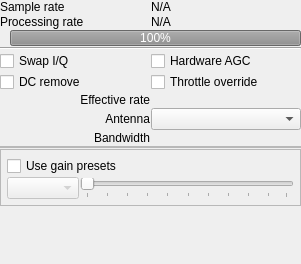
Before: the Qt Designer form ui/SourcePanel.ui in BatchDrake/SigDigger, drawn with Qt 5.
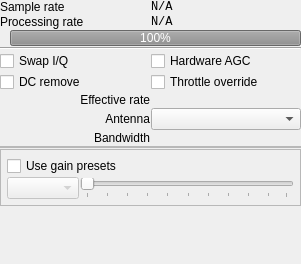
After: the same form once the commit is applied. Icons and pictures are not drawn. Custom widgets are drawn as their Qt base class.

The edit to the form file:
```diff
--- a/ui/SourcePanel.ui
+++ b/ui/SourcePanel.ui
@@ -143,6 +143,11 @@
        </item>
        <item row="0" column="1">
         <widget class="QLabel" name="sampleRateLabel">
+         <property name="font">
+          <font>
+           <family>Monospace</family>
+          </font>
+         </property>
          <property name="text">
           <string>N/A</string>
          </property>
@@ -346,6 +351,11 @@
        </item>
        <item row="1" column="1">
         <widget class="QLabel" name="processingRateLabel">
+         <property name="font">
+          <font>
+           <family>Monospace</family>
+          </font>
+         </property>
          <property name="text">
           <string>N/A</string>
          </property>
```
